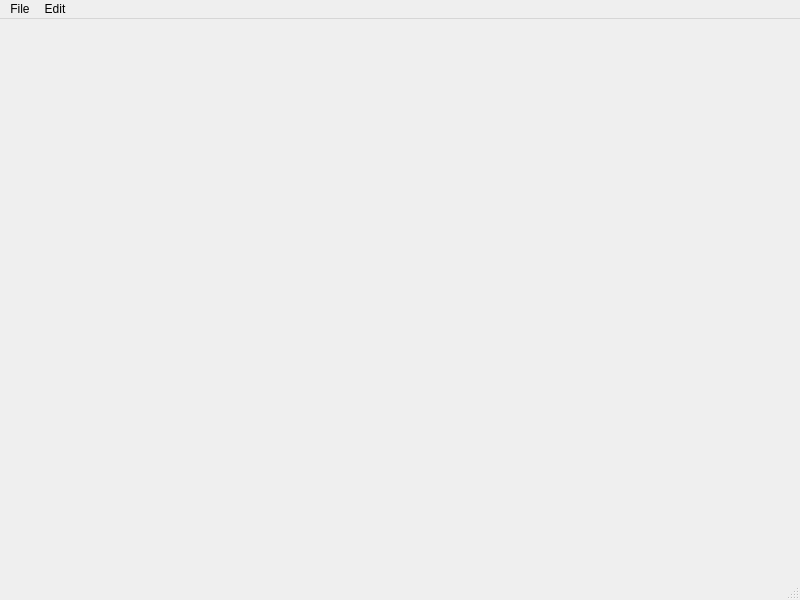
Old version of the form mainwindow.ui in the repository PhoenixOvO03/Qt_MarkdownAndMind.
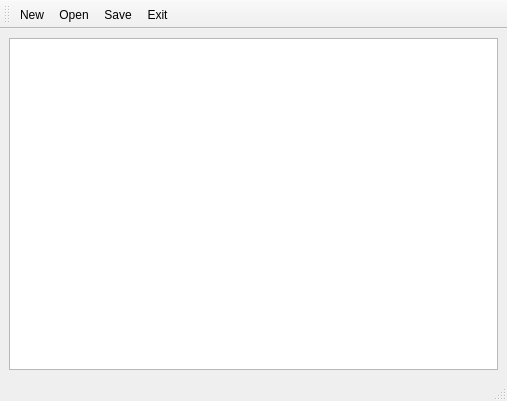
New version of the form.

Commit message: main window

Diff of the .ui file:
```diff
--- a/mainwindow.ui
+++ b/mainwindow.ui
@@ -6,41 +6,46 @@
    <rect>
     <x>0</x>
     <y>0</y>
-    <width>800</width>
-    <height>600</height>
+    <width>507</width>
+    <height>401</height>
    </rect>
   </property>
   <property name="windowTitle">
    <string>MainWindow</string>
   </property>
-  <widget class="QWidget" name="centralwidget"/>
+  <widget class="QWidget" name="centralwidget">
+   <layout class="QGridLayout" name="gridLayout">
+    <item row="0" column="0">
+     <widget class="QTextEdit" name="textEdit"/>
+    </item>
+   </layout>
+  </widget>
   <widget class="QMenuBar" name="menubar">
    <property name="geometry">
     <rect>
      <x>0</x>
      <y>0</y>
-     <width>800</width>
+     <width>507</width>
      <height>17</height>
     </rect>
    </property>
-   <widget class="QMenu" name="menuFile">
-    <property name="title">
-     <string>File</string>
-    </property>
-    <addaction name="actionNew"/>
-    <addaction name="actionOpen"/>
-    <addaction name="separator"/>
-    <addaction name="actionExit"/>
-   </widget>
-   <widget class="QMenu" name="menuEdit">
-    <property name="title">
-     <string>Edit</string>
-    </property>
-   </widget>
-   <addaction name="menuFile"/>
-   <addaction name="menuEdit"/>
   </widget>
   <widget class="QStatusBar" name="statusbar"/>
+  <widget class="QToolBar" name="toolBar">
+   <property name="windowTitle">
+    <string>toolBar</string>
+   </property>
+   <attribute name="toolBarArea">
+    <enum>TopToolBarArea</enum>
+   </attribute>
+   <attribute name="toolBarBreak">
+    <bool>false</bool>
+   </attribute>
+   <addaction name="actionNew"/>
+   <addaction name="actionOpen"/>
+   <addaction name="actionSave"/>
+   <addaction name="actionExit"/>
+  </widget>
   <action name="actionNew">
    <property name="text">
     <string>New</string>
@@ -51,6 +56,11 @@
     <string>Open</string>
    </property>
   </action>
+  <action name="actionSave">
+   <property name="text">
+    <string>Save</string>
+   </property>
+  </action>
   <action name="actionExit">
    <property name="text">
     <string>Exit</string>
```
The commit also changes 3 other files.
